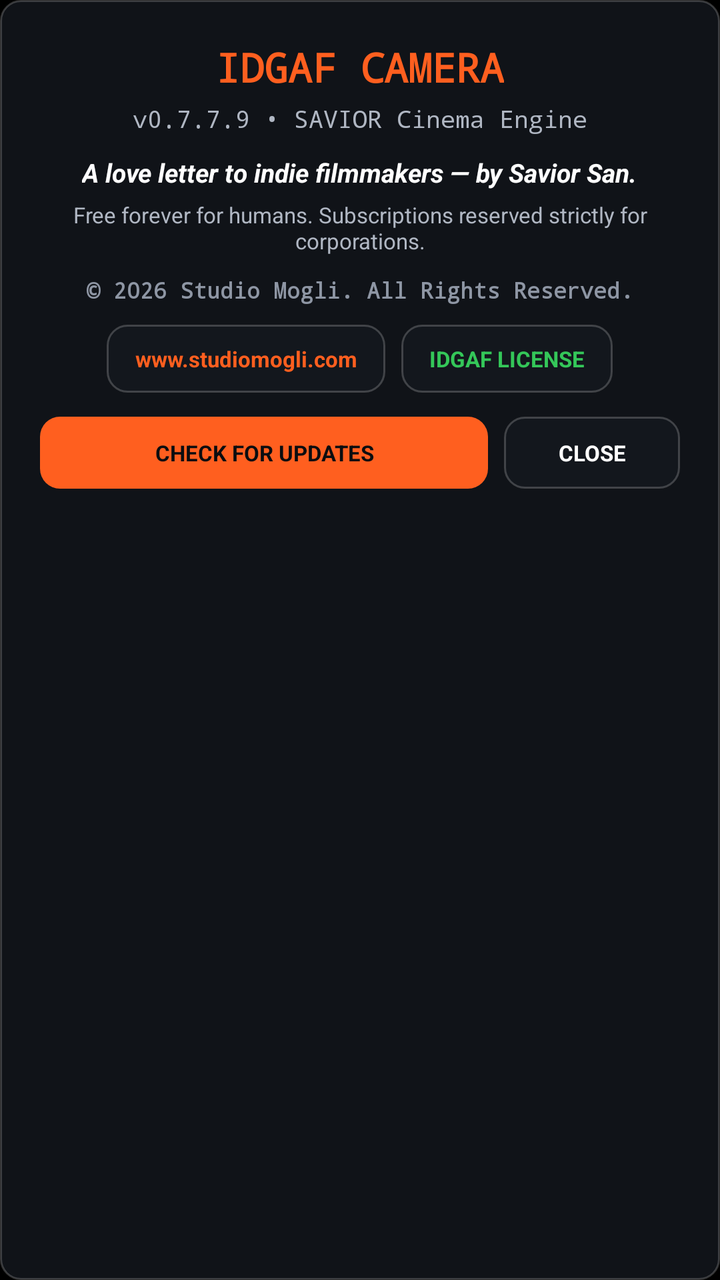
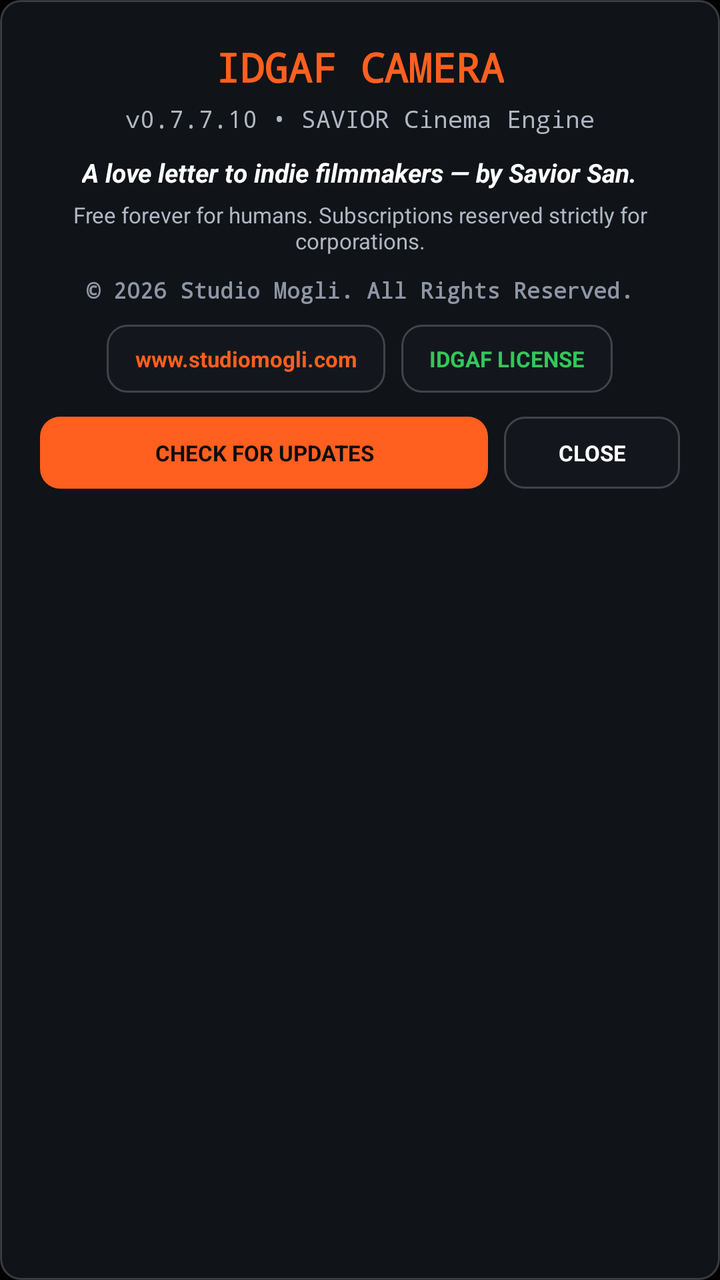

Before-and-after screenshots of an Android layout around one commit, followed by the original layout XML and the change that was made.
<!-- AndroidManifest.xml: application theme Theme.IdgafCamera -->
<!-- res/layout/dialog_credits.xml -->
<?xml version="1.0" encoding="utf-8"?>
<LinearLayout xmlns:android="http://schemas.android.com/apk/res/android"
    android:layout_width="match_parent"
    android:layout_height="wrap_content"
    android:background="@drawable/bg_hud_pill"
    android:gravity="center_horizontal"
    android:orientation="vertical"
    android:padding="20dp">

    <TextView
        android:layout_width="wrap_content"
        android:layout_height="wrap_content"
        android:fontFamily="monospace"
        android:text="IDGAF CAMERA"
        android:textColor="#FF5F1F"
        android:textSize="20sp"
        android:textStyle="bold" />

    <TextView
        android:id="@+id/txtCreditsVersion"
        android:layout_width="wrap_content"
        android:layout_height="wrap_content"
        android:layout_marginTop="4dp"
        android:fontFamily="monospace"
        android:text="v0.7.7.9 • SAVIOR Cinema Engine"
        android:textColor="#B0B7C3"
        android:textSize="12sp" />

    <TextView
        android:layout_width="wrap_content"
        android:layout_height="wrap_content"
        android:layout_marginTop="10dp"
        android:gravity="center"
        android:text="A love letter to indie filmmakers — by Savior San."
        android:textColor="#FFFFFF"
        android:textSize="13sp"
        android:textStyle="bold|italic" />

    <TextView
        android:layout_width="wrap_content"
        android:layout_height="wrap_content"
        android:layout_marginTop="5dp"
        android:gravity="center"
        android:text="Free forever for humans. Subscriptions reserved strictly for corporations."
        android:textColor="#B0B7C3"
        android:textSize="11sp" />

    <TextView
        android:layout_width="wrap_content"
        android:layout_height="wrap_content"
        android:layout_marginTop="10dp"
        android:fontFamily="monospace"
        android:text="© 2026 Studio Mogli. All Rights Reserved."
        android:textColor="#8E96A4"
        android:textSize="11sp"
        android:textStyle="bold" />

    <LinearLayout
        android:layout_width="wrap_content"
        android:layout_height="wrap_content"
        android:layout_marginTop="10dp"
        android:gravity="center"
        android:orientation="horizontal">

        <TextView
            android:id="@+id/btnCreditsWebsite"
            android:layout_width="wrap_content"
            android:layout_height="34dp"
            android:layout_marginEnd="8dp"
            android:background="@drawable/bg_hud_pill"
            android:gravity="center"
            android:paddingStart="14dp"
            android:paddingEnd="14dp"
            android:text="www.studiomogli.com"
            android:textColor="#FF5F1F"
            android:textSize="11sp"
            android:textStyle="bold" />

        <TextView
            android:id="@+id/btnCreditsLicense"
            android:layout_width="wrap_content"
            android:layout_height="34dp"
            android:background="@drawable/bg_hud_pill"
            android:gravity="center"
            android:paddingStart="14dp"
            android:paddingEnd="14dp"
            android:text="IDGAF LICENSE"
            android:textColor="#34C759"
            android:textSize="11sp"
            android:textStyle="bold" />
    </LinearLayout>

    <LinearLayout
        android:layout_width="match_parent"
        android:layout_height="wrap_content"
        android:layout_marginTop="12dp"
        android:gravity="center"
        android:orientation="horizontal">

        <TextView
            android:id="@+id/btnCreditsCheckUpdate"
            android:layout_width="0dp"
            android:layout_height="36dp"
            android:layout_marginEnd="8dp"
            android:layout_weight="1"
            android:background="@drawable/bg_lens_active"
            android:gravity="center"
            android:text="CHECK FOR UPDATES"
            android:textColor="#0B0D10"
            android:textSize="11sp"
            android:textStyle="bold" />

        <TextView
            android:id="@+id/btnCreditsClose"
            android:layout_width="88dp"
            android:layout_height="36dp"
            android:background="@drawable/bg_hud_pill"
            android:gravity="center"
            android:text="CLOSE"
            android:textColor="#FFFFFF"
            android:textSize="11sp"
            android:textStyle="bold" />
    </LinearLayout>

</LinearLayout>
<!-- resources referenced by this layout -->
<resources>
  <!-- drawable bg_hud_pill (drawable) -->
  <?xml version="1.0" encoding="utf-8"?>
  <shape xmlns:android="http://schemas.android.com/apk/res/android" android:shape="rectangle">
      <solid android:color="#CC14181F" />
      <stroke android:width="1dp" android:color="#33FFFFFF" />
      <corners android:radius="10dp" />
  </shape>
  <!-- drawable bg_lens_active (drawable) -->
  <?xml version="1.0" encoding="utf-8"?>
  <shape xmlns:android="http://schemas.android.com/apk/res/android" android:shape="rectangle">
      <solid android:color="#FF5F1F" />
      <corners android:radius="10dp" />
  </shape>
  <style name="Theme.IdgafCamera" parent="Theme.MaterialComponents.DayNight.NoActionBar">
          <item name="android:statusBarColor">#000000</item>
          <item name="android:navigationBarColor">#000000</item>
          <item name="android:windowBackground">#000000</item>
          <item name="android:windowFullscreen">true</item>
      </style>
</resources>

<!-- the commit's change to res/layout/dialog_credits.xml (unified diff, before → after) -->
@@ -22,7 +22,7 @@
         android:layout_height="wrap_content"
         android:layout_marginTop="4dp"
         android:fontFamily="monospace"
-        android:text="v0.7.7.9 • SAVIOR Cinema Engine"
+        android:text="v0.7.7.10 • SAVIOR Cinema Engine"
         android:textColor="#B0B7C3"
         android:textSize="12sp" />
 
